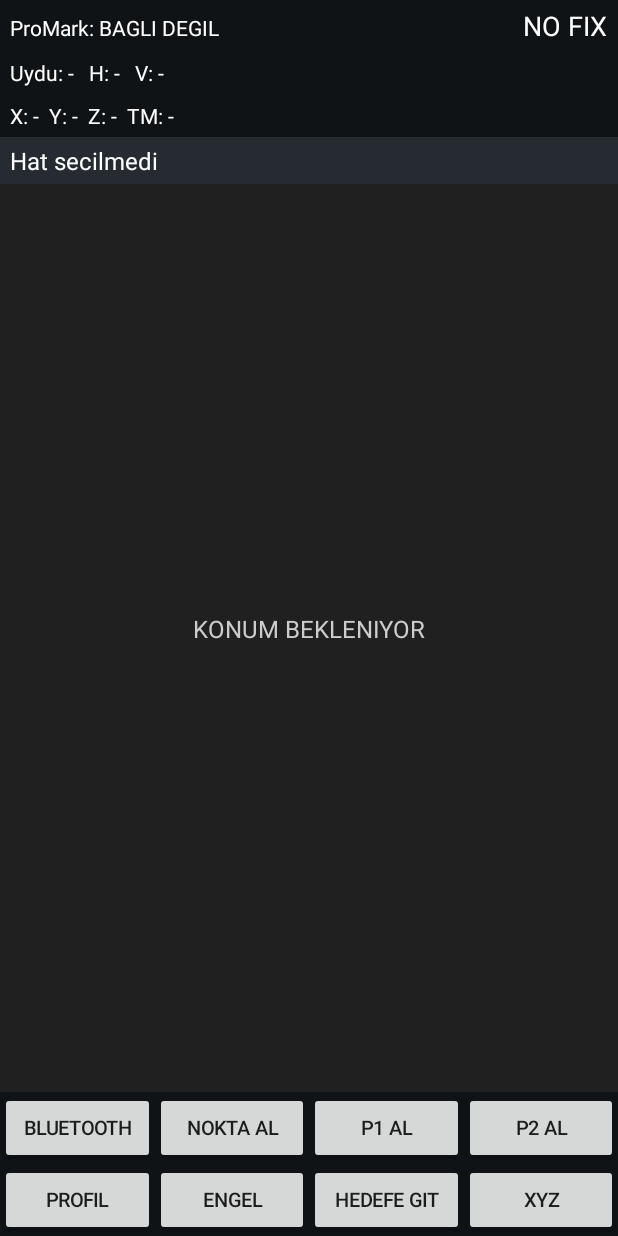
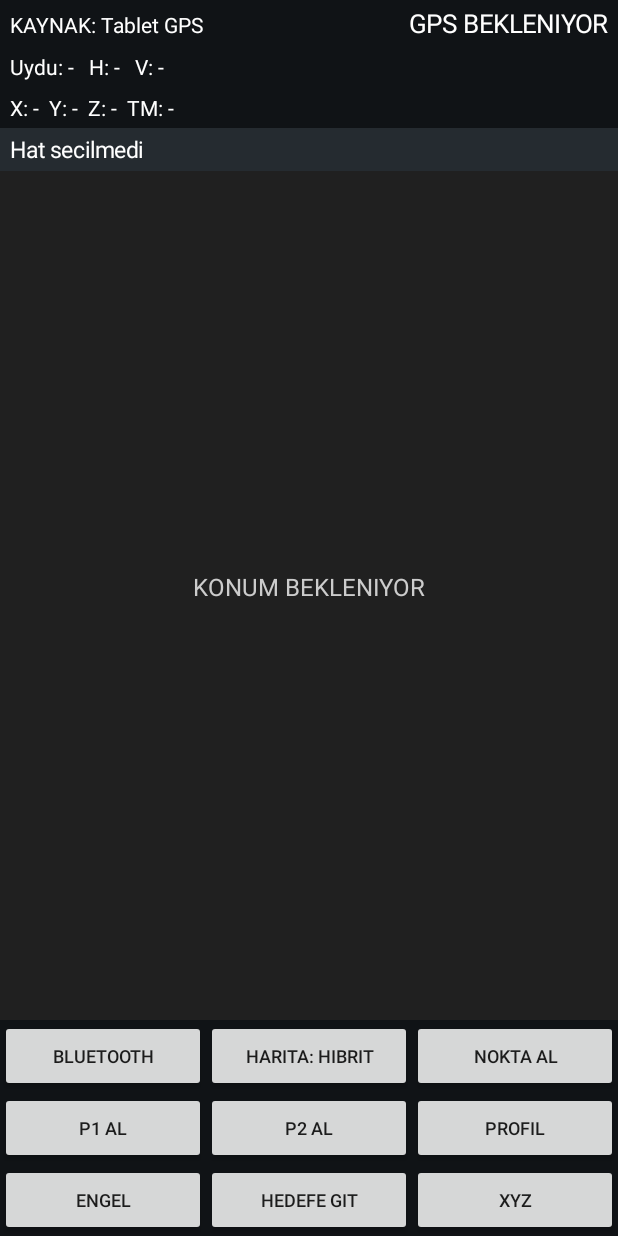
Before and after one commit to bayramyaras-collab/ayb-saha, an Android app: the screen it shows after launch (MainActivity), after a tap on "NOKTA AL", on a phone screen of 412 x 824 dp. Run offline under Robolectric (Android 15) with nearby library versions, the light colour scheme and no system bars; 2 other taps on this screen came first.

Commit message:
CORS ProMark onceligi ve tablet GPS otomatik yedek

```diff
--- a/promarkapp/src/main/java/com/bayram/promarksaha/MainActivity.java
+++ b/promarkapp/src/main/java/com/bayram/promarksaha/MainActivity.java
@@ -1,21 +1,26 @@
 package com.bayram.promarksaha;
-import android.Manifest;import android.annotation.SuppressLint;import android.app.*;import android.bluetooth.*;import android.content.*;import android.content.pm.PackageManager;import android.graphics.Color;import android.os.*;import android.provider.Settings;import android.view.*;import android.widget.*;import java.io.*;import java.nio.charset.StandardCharsets;import java.util.*;
-public class MainActivity extends Activity {private TextView state,sol,coord,nav,q;private FieldMapView map;private BluetoothGnss bt;private final NmeaParser parser=new NmeaParser();private GnssFix last;private SurveyPoint p1,p2,profileLast;private final ArrayList<SurveyPoint> pts=new ArrayList<>();private final ArrayList<GnssFix> cap=new ArrayList<>();private boolean capturing=false,profile=false;private long capStart;private String pendingType="NOKTA";private static final int REQ_EXPORT=91,REQ_BT_ON=92;private BluetoothDevice pendingBond;private AlertDialog scanDlg;private ArrayAdapter<String> scanAdapter;private final LinkedHashMap<String,BluetoothDevice> scanned=new LinkedHashMap<>();
+import android.Manifest;import android.annotation.SuppressLint;import android.app.*;import android.bluetooth.*;import android.content.*;import android.content.pm.PackageManager;import android.graphics.Color;import android.location.*;import android.os.*;import android.provider.Settings;import android.view.*;import android.widget.*;import java.io.*;import java.nio.charset.StandardCharsets;import java.util.*;
+public class MainActivity extends Activity{
+ private TextView state,sol,coord,nav,q;private Button mapBtn;private FieldMapView map;private BluetoothGnss bt;private LocationManager lm;private final NmeaParser parser=new NmeaParser();private GnssFix last;private SurveyPoint p1,p2,profileLast;private final ArrayList<SurveyPoint> pts=new ArrayList<>(),dummy=new ArrayList<>();private final ArrayList<GnssFix> cap=new ArrayList<>();private boolean capturing=false,profile=false;private long capStart,promarkLastMs=0;private String pendingType="NOKTA",source="Tablet GPS";private static final int REQ_EXPORT=91,REQ_BT_ON=92,REQ_PERM=50;private BluetoothDevice pendingBond;private AlertDialog scanDlg;private ArrayAdapter<String> scanAdapter;private final LinkedHashMap<String,BluetoothDevice> scanned=new LinkedHashMap<>();
+ private final LocationListener deviceListener=loc->{if(System.currentTimeMillis()-promarkLastMs<3000)return;GnssFix f=new GnssFix();f.timeMs=System.currentTimeMillis();f.lat=loc.getLatitude();f.lon=loc.getLongitude();f.alt=loc.hasAltitude()?loc.getAltitude():Double.NaN;f.quality=1;f.hSigma=loc.hasAccuracy()?loc.getAccuracy():Double.NaN;if(Build.VERSION.SDK_INT>=26&&loc.hasVerticalAccuracy())f.vSigma=loc.getVerticalAccuracyMeters();if(loc.hasSpeed())f.speedKmh=loc.getSpeed()*3.6;if(loc.hasBearing())f.courseDeg=loc.getBearing();onFix(f,"Tablet GPS");};
  private final BroadcastReceiver btReceiver=new BroadcastReceiver(){@SuppressLint("MissingPermission")public void onReceive(Context c,Intent i){String a=i.getAction();BluetoothDevice d=i.getParcelableExtra(BluetoothDevice.EXTRA_DEVICE);if(d==null)return;if(BluetoothDevice.ACTION_FOUND.equals(a)){String key=d.getAddress();if(!scanned.containsKey(key)){scanned.put(key,d);String n=d.getName();scanAdapter.add((n==null?"Adsiz cihaz":n)+"\n"+key+(d.getBondState()==BluetoothDevice.BOND_BONDED?"  ✓ Eslesmis":""));scanAdapter.notifyDataSetChanged();}}else if(BluetoothDevice.ACTION_BOND_STATE_CHANGED.equals(a)&&pendingBond!=null&&pendingBond.getAddress().equals(d.getAddress())&&d.getBondState()==BluetoothDevice.BOND_BONDED){pendingBond=null;if(scanDlg!=null)scanDlg.dismiss();toast("Eslesme tamamlandi, baglaniyor");connect(d);}}};
- public void onCreate(Bundle b){super.onCreate(b);bt=new BluetoothGnss(this);build();IntentFilter f=new IntentFilter();f.addAction(BluetoothDevice.ACTION_FOUND);f.addAction(BluetoothDevice.ACTION_BOND_STATE_CHANGED);if(Build.VERSION.SDK_INT>=33)registerReceiver(btReceiver,f,Context.RECEIVER_NOT_EXPORTED);else registerReceiver(btReceiver,f);requestBtPermissions();}
- private void requestBtPermissions(){if(Build.VERSION.SDK_INT>=31){if(checkSelfPermission(Manifest.permission.BLUETOOTH_CONNECT)!=PackageManager.PERMISSION_GRANTED||checkSelfPermission(Manifest.permission.BLUETOOTH_SCAN)!=PackageManager.PERMISSION_GRANTED)requestPermissions(new String[]{Manifest.permission.BLUETOOTH_CONNECT,Manifest.permission.BLUETOOTH_SCAN},50);}else if(checkSelfPermission(Manifest.permission.ACCESS_FINE_LOCATION)!=PackageManager.PERMISSION_GRANTED)requestPermissions(new String[]{Manifest.permission.ACCESS_FINE_LOCATION},51);}
- private TextView tv(String s,int z){TextView v=new TextView(this);v.setText(s);v.setTextSize(z);v.setTextColor(Color.WHITE);v.setPadding(10,7,10,7);return v;}private Button btn(String s){Button b=new Button(this);b.setText(s);b.setTextSize(13);b.setOnClickListener(v->act(((Button)v).getText().toString()));return b;}
- private void build(){LinearLayout r=new LinearLayout(this);r.setOrientation(LinearLayout.VERTICAL);r.setBackgroundColor(0xff101316);LinearLayout t=new LinearLayout(this);state=tv("ProMark: BAGLI DEGIL",14);sol=tv("NO FIX",18);t.addView(state,new LinearLayout.LayoutParams(0,-2,1));t.addView(sol);r.addView(t);q=tv("Uydu: -   H: -   V: -",14);coord=tv("X: -  Y: -  Z: -  TM: -",14);nav=tv("Hat secilmedi",16);nav.setBackgroundColor(0xff252b30);r.addView(q);r.addView(coord);r.addView(nav);map=new FieldMapView(this);r.addView(map,new LinearLayout.LayoutParams(-1,0,1));GridLayout g=new GridLayout(this);g.setColumnCount(4);for(String s:new String[]{"BLUETOOTH","NOKTA AL","P1 AL","P2 AL","PROFIL","ENGEL","HEDEFE GIT","XYZ"}){Button x=btn(s);GridLayout.LayoutParams lp=new GridLayout.LayoutParams();lp.width=0;lp.columnSpec=GridLayout.spec(GridLayout.UNDEFINED,1f);g.addView(x,lp);}r.addView(g);setContentView(r);}
- private void act(String s){if(s.contains("BLUETOOTH"))choose();else if(s.contains("NOKTA"))startCap("NOKTA");else if(s.contains("P1"))line(true);else if(s.contains("P2"))line(false);else if(s.contains("PROFIL")){profile=!profile;profileLast=null;toast(profile?"Profil acik: her 2 m XYZ kayit":"Profil kapali");}else if(s.contains("ENGEL"))startCap("ENGEL");else if(s.contains("HEDEFE"))toast(p2==null?"Once P2 alin":"P2 hedef aktif");else if(s.equals("XYZ"))exportXYZ();}
- @SuppressLint("MissingPermission")private void choose(){requestBtPermissions();BluetoothAdapter a=bt.adapter();if(a==null){toast("Bu cihazda Bluetooth yok");return;}if(!a.isEnabled()){startActivityForResult(new Intent(BluetoothAdapter.ACTION_REQUEST_ENABLE),REQ_BT_ON);return;}List<BluetoothDevice>d=bt.paired();ArrayList<String> rows=new ArrayList<>();for(BluetoothDevice x:d)rows.add("✓ "+safeName(x)+"\n"+x.getAddress());rows.add("🔎 YENI CIHAZ TARA");rows.add("⚙ BLUETOOTH AYARLARI");new AlertDialog.Builder(this).setTitle("ProMark / GNSS Bluetooth").setItems(rows.toArray(new String[0]),(x,w)->{if(w<d.size())connect(d.get(w));else if(w==d.size())scanDevices();else startActivity(new Intent(Settings.ACTION_BLUETOOTH_SETTINGS));}).setNegativeButton("KAPAT",null).show();}
- @SuppressLint("MissingPermission")private void scanDevices(){BluetoothAdapter a=bt.adapter();if(a==null||!a.isEnabled())return;scanned.clear();scanAdapter=new ArrayAdapter<>(this,android.R.layout.simple_list_item_1,new ArrayList<>());ListView list=new ListView(this);list.setAdapter(scanAdapter);TextView info=tv("ProMark 800 acik ve Bluetooth gorunur olsun. Bulunan cihaza dokun.",14);info.setTextColor(Color.DKGRAY);LinearLayout box=new LinearLayout(this);box.setOrientation(LinearLayout.VERTICAL);box.setPadding(10,10,10,10);box.addView(info);box.addView(list,new LinearLayout.LayoutParams(-1,0,1));scanDlg=new AlertDialog.Builder(this).setTitle("GNSS cihazlari taraniyor...").setView(box).setPositiveButton("YENIDEN TARA",null).setNegativeButton("KAPAT",null).create();scanDlg.setOnShowListener(z->scanDlg.getButton(AlertDialog.BUTTON_POSITIVE).setOnClickListener(v->{scanned.clear();scanAdapter.clear();bt.startDiscovery();}));list.setOnItemClickListener((p,v,pos,id)->{BluetoothDevice d=new ArrayList<>(scanned.values()).get(pos);bt.cancelDiscovery();if(d.getBondState()==BluetoothDevice.BOND_BONDED){scanDlg.dismiss();connect(d);}else{pendingBond=d;state.setText("ProMark: ESLESTIRILIYOR");boolean ok=d.createBond();if(!ok){pendingBond=null;toast("Eslesme baslatilamadi");}}});scanDlg.setOnDismissListener(z->bt.cancelDiscovery());scanDlg.show();bt.startDiscovery();}
+ public void onCreate(Bundle b){super.onCreate(b);bt=new BluetoothGnss(this);lm=(LocationManager)getSystemService(LOCATION_SERVICE);build();IntentFilter f=new IntentFilter();f.addAction(BluetoothDevice.ACTION_FOUND);f.addAction(BluetoothDevice.ACTION_BOND_STATE_CHANGED);if(Build.VERSION.SDK_INT>=33)registerReceiver(btReceiver,f,Context.RECEIVER_NOT_EXPORTED);else registerReceiver(btReceiver,f);requestPermissionsAll();}
+ private void requestPermissionsAll(){ArrayList<String> p=new ArrayList<>();if(checkSelfPermission(Manifest.permission.ACCESS_FINE_LOCATION)!=PackageManager.PERMISSION_GRANTED)p.add(Manifest.permission.ACCESS_FINE_LOCATION);if(Build.VERSION.SDK_INT>=31){if(checkSelfPermission(Manifest.permission.BLUETOOTH_CONNECT)!=PackageManager.PERMISSION_GRANTED)p.add(Manifest.permission.BLUETOOTH_CONNECT);if(checkSelfPermission(Manifest.permission.BLUETOOTH_SCAN)!=PackageManager.PERMISSION_GRANTED)p.add(Manifest.permission.BLUETOOTH_SCAN);}if(!p.isEmpty())requestPermissions(p.toArray(new String[0]),REQ_PERM);else startDeviceGps();}
+ @SuppressLint("MissingPermission")private void startDeviceGps(){if(checkSelfPermission(Manifest.permission.ACCESS_FINE_LOCATION)!=PackageManager.PERMISSION_GRANTED)return;try{lm.requestLocationUpdates(LocationManager.GPS_PROVIDER,800,0.1f,deviceListener);Location l=lm.getLastKnownLocation(LocationManager.GPS_PROVIDER);if(l!=null)deviceListener.onLocationChanged(l);}catch(Exception e){state.setText("Tablet GPS kullanilamiyor");}}
+ public void onRequestPermissionsResult(int r,String[] p,int[] g){super.onRequestPermissionsResult(r,p,g);if(r==REQ_PERM)startDeviceGps();}
+ private TextView tv(String s,int z){TextView v=new TextView(this);v.setText(s);v.setTextSize(z);v.setTextColor(Color.WHITE);v.setPadding(10,6,10,6);return v;}private Button btn(String s){Button b=new Button(this);b.setText(s);b.setTextSize(12);b.setOnClickListener(v->act(((Button)v).getText().toString()));return b;}
+ private void build(){LinearLayout r=new LinearLayout(this);r.setOrientation(LinearLayout.VERTICAL);r.setBackgroundColor(0xff101316);LinearLayout t=new LinearLayout(this);state=tv("KAYNAK: Tablet GPS",14);sol=tv("GPS BEKLENIYOR",17);t.addView(state,new LinearLayout.LayoutParams(0,-2,1));t.addView(sol);r.addView(t);q=tv("Uydu: -   H: -   V: -",14);coord=tv("X: -  Y: -  Z: -  TM: -",14);nav=tv("Hat secilmedi",15);nav.setBackgroundColor(0xff252b30);r.addView(q);r.addView(coord);r.addView(nav);map=new FieldMapView(this);r.addView(map,new LinearLayout.LayoutParams(-1,0,1));GridLayout g=new GridLayout(this);g.setColumnCount(3);String[] names={"BLUETOOTH","HARITA: UYDU","NOKTA AL","P1 AL","P2 AL","PROFIL","ENGEL","HEDEFE GIT","XYZ"};for(String s:names){Button x=btn(s);if(s.startsWith("HARITA"))mapBtn=x;GridLayout.LayoutParams lp=new GridLayout.LayoutParams();lp.width=0;lp.columnSpec=GridLayout.spec(GridLayout.UNDEFINED,1f);g.addView(x,lp);}r.addView(g);setContentView(r);}
+ private void act(String s){if(s.contains("BLUETOOTH"))choose();else if(s.startsWith("HARITA")){String m=map.cycleMode();mapBtn.setText("HARITA: "+m);}else if(s.contains("NOKTA"))startCap("NOKTA");else if(s.contains("P1"))line(true);else if(s.contains("P2"))line(false);else if(s.contains("PROFIL")){profile=!profile;profileLast=null;toast(profile?"Profil acik: her 2 m kayit":"Profil kapali");}else if(s.contains("ENGEL"))startCap("ENGEL");else if(s.contains("HEDEFE"))toast(p2==null?"Once P2 alin":"P2 hedef aktif");else if(s.equals("XYZ"))exportXYZ();}
+ @SuppressLint("MissingPermission")private void choose(){requestPermissionsAll();BluetoothAdapter a=bt.adapter();if(a==null){toast("Bu cihazda Bluetooth yok, tablet GPS ile devam");return;}if(!a.isEnabled()){startActivityForResult(new Intent(BluetoothAdapter.ACTION_REQUEST_ENABLE),REQ_BT_ON);return;}List<BluetoothDevice>d=bt.paired();ArrayList<String> rows=new ArrayList<>();for(BluetoothDevice x:d)rows.add("✓ "+safeName(x)+"\n"+x.getAddress());rows.add("🔎 YENI CIHAZ TARA");rows.add("⚙ BLUETOOTH AYARLARI");new AlertDialog.Builder(this).setTitle("ProMark / GNSS Bluetooth").setItems(rows.toArray(new String[0]),(x,w)->{if(w<d.size())connect(d.get(w));else if(w==d.size())scanDevices();else startActivity(new Intent(Settings.ACTION_BLUETOOTH_SETTINGS));}).setNegativeButton("KAPAT",null).show();}
+ @SuppressLint("MissingPermission")private void scanDevices(){BluetoothAdapter a=bt.adapter();if(a==null||!a.isEnabled())return;scanned.clear();scanAdapter=new ArrayAdapter<>(this,android.R.layout.simple_list_item_1,new ArrayList<>());ListView list=new ListView(this);list.setAdapter(scanAdapter);scanDlg=new AlertDialog.Builder(this).setTitle("GNSS cihazlari taraniyor...").setView(list).setPositiveButton("YENIDEN TARA",null).setNegativeButton("KAPAT",null).create();scanDlg.setOnShowListener(z->scanDlg.getButton(AlertDialog.BUTTON_POSITIVE).setOnClickListener(v->{scanned.clear();scanAdapter.clear();bt.startDiscovery();}));list.setOnItemClickListener((p,v,pos,id)->{BluetoothDevice d=new ArrayList<>(scanned.values()).get(pos);bt.cancelDiscovery();if(d.getBondState()==BluetoothDevice.BOND_BONDED){scanDlg.dismiss();connect(d);}else{pendingBond=d;state.setText("ProMark eslestiriliyor");if(!d.createBond()){pendingBond=null;toast("Eslesme baslatilamadi");}}});scanDlg.setOnDismissListener(z->bt.cancelDiscovery());scanDlg.show();bt.startDiscovery();}
  @SuppressLint("MissingPermission")private String safeName(BluetoothDevice d){String n=d.getName();return n==null?"Adsiz cihaz":n;}
- @SuppressLint("MissingPermission")private void connect(BluetoothDevice d){state.setText("ProMark: "+safeName(d)+" BAGLANIYOR");bt.connect(d,new BluetoothGnss.Listener(){public void onLine(String l){GnssFix f=parser.parse(l);if(f!=null&&f.valid())runOnUiThread(()->onFix(f));}public void onState(String s){runOnUiThread(()->state.setText("ProMark: "+s));}});}
- private void onFix(GnssFix f){last=f;map.setFix(f);GeoMath.TM t=GeoMath.toTM3(f.lat,f.lon);sol.setText(f.solution());sol.setTextColor(f.quality==4?0xff38d469:f.quality==2?0xff54b8ff:f.quality==5?0xffffc247:0xffff8a00);q.setText(String.format(Locale.US,"Uydu %d  H %s  V %s  HDOP %s",f.satellites,fmt(f.hSigma),fmt(f.vSigma),fmt(f.hdop)));coord.setText(String.format(Locale.US,"X %.3f  Y %.3f  Z %.3f  TM%d",t.xNorthing,t.yEasting,f.alt,t.cm));nav(t,f);if(profile)autoProfile(t,f);if(capturing){cap.add(f);if(cap.size()>=12||System.currentTimeMillis()-capStart>4000)finishCap();}}
+ @SuppressLint("MissingPermission")private void connect(BluetoothDevice d){state.setText("ProMark baglaniyor: "+safeName(d));bt.connect(d,new BluetoothGnss.Listener(){public void onLine(String l){GnssFix f=parser.parse(l);if(f!=null&&f.valid())runOnUiThread(()->{promarkLastMs=System.currentTimeMillis();String src=(f.quality==2||f.quality==4||f.quality==5)?"CORS/ProMark":"ProMark GPS";onFix(f,src);});}public void onState(String s){runOnUiThread(()->{if(System.currentTimeMillis()-promarkLastMs>3000)state.setText("ProMark: "+s+" | Tablet GPS yedek");});}});}
+ private void onFix(GnssFix f,String src){last=f;source=src;map.setFix(f);GeoMath.TM t=GeoMath.toTM3(f.lat,f.lon);state.setText("KAYNAK: "+src);sol.setText(src.equals("Tablet GPS")?"TABLET GPS":f.solution());sol.setTextColor(f.quality==4?0xff38d469:f.quality==2?0xff54b8ff:f.quality==5?0xffffc247:src.equals("Tablet GPS")?0xfff2d35c:0xffff8a00);q.setText(String.format(Locale.US,"H %s m  V %s m  HDOP %s",fmt(f.hSigma),fmt(f.vSigma),fmt(f.hdop)));coord.setText(String.format(Locale.US,"X %.3f  Y %.3f  Z %.3f  TM%d",t.xNorthing,t.yEasting,f.alt,t.cm));nav(t,f);if(profile)autoProfile(t,f);if(capturing){cap.add(f);if(cap.size()>=12||System.currentTimeMillis()-capStart>4000)finishCap();}}
  private void nav(GeoMath.TM c,GnssFix f){if(p1==null||p2==null){nav.setText("Hat secilmedi | X=Kuzey Y=Dogu");return;}GeoMath.LineNav n=GeoMath.lineNav(p1.x,p1.y,p2.x,p2.y,c.xNorthing,c.yEasting);double h=!Double.isNaN(f.courseDeg)&&f.speedKmh>0.7?f.courseDeg:n.bearing,d=GeoMath.angleDiff(n.bearing,h);String side=n.crossTrack<0.08?"HAT UZERINDESIN":String.format(Locale.US,"%.2f m %s",n.crossTrack,n.rightOfLine?"SAGDASIN":"SOLDASIN"),steer=n.crossTrack<0.08?"DUZ GIT":n.rightOfLine?"SOLA GEL":"SAGA GEL",rot=Math.abs(d)<8?"":String.format(Locale.US," | %s %.0f°",d>0?"SAGA DON":"SOLA DON",Math.abs(d));nav.setText(String.format(Locale.US,"%s | %s | Kalan %.2f m%s",side,steer,n.remaining,rot));nav.setBackgroundColor(n.crossTrack<0.08?0xff176b36:n.crossTrack<0.5?0xff665115:0xff6b2424);}
- private void line(boolean first){if(last==null){toast("Konum yok");return;}GeoMath.TM t=GeoMath.toTM3(last.lat,last.lon);SurveyPoint p=new SurveyPoint();p.name=first?"P1":"P2";p.lat=last.lat;p.lon=last.lon;p.x=t.xNorthing;p.y=t.yEasting;p.z=last.alt;p.cm=t.cm;if(first)p1=p;else p2=p;map.setLine(p1,p2);toast(p.name+" alindi");}
- private void startCap(String type){if(last==null){toast("ProMark konumu yok");return;}pendingType=type;cap.clear();capturing=true;capStart=System.currentTimeMillis();toast("Olcum basladi");}
- private void finishCap(){capturing=false;if(cap.isEmpty())return;int cm=GeoMath.autoCentralMeridian(cap.get(cap.size()-1).lon),n=0;double sx=0,sy=0,sz=0,lat=0,lon=0;for(GnssFix f:cap){if(!f.valid())continue;GeoMath.TM t=GeoMath.toTM3(f.lat,f.lon,cm);sx+=t.xNorthing;sy+=t.yEasting;sz+=f.alt;lat+=f.lat;lon+=f.lon;n++;}if(n==0)return;SurveyPoint p=new SurveyPoint();p.name=String.format(Locale.US,"N%03d",pts.size()+1);p.type=pendingType;p.x=sx/n;p.y=sy/n;p.z=sz/n;p.lat=lat/n;p.lon=lon/n;p.cm=cm;p.solution=last.solution();EditText e=new EditText(this);e.setHint("Aciklama");new AlertDialog.Builder(this).setTitle(p.name+" "+p.type).setMessage(String.format(Locale.US,"X %.3f\nY %.3f\nZ %.3f\nTM%d %s",p.x,p.y,p.z,p.cm,p.solution)).setView(e).setPositiveButton("KAYDET",(d,w)->{p.description=e.getText().toString();pts.add(p);toast("Kaydedildi");}).setNegativeButton("IPTAL",null).show();}
- private void autoProfile(GeoMath.TM t,GnssFix f){if(p1==null||p2==null)return;GeoMath.LineNav n=GeoMath.lineNav(p1.x,p1.y,p2.x,p2.y,t.xNorthing,t.yEasting);if(n.crossTrack>1.5)return;if(profileLast!=null&&GeoMath.distance(profileLast.x,profileLast.y,t.xNorthing,t.yEasting)<2)return;SurveyPoint p=new SurveyPoint();p.name="PR"+(pts.size()+1);p.type="PROFIL";p.x=t.xNorthing;p.y=t.yEasting;p.z=f.alt;p.lat=f.lat;p.lon=f.lon;p.cm=t.cm;p.solution=f.solution();pts.add(p);profileLast=p;}
+ private void line(boolean first){if(last==null){toast("Konum yok");return;}GeoMath.TM t=GeoMath.toTM3(last.lat,last.lon);SurveyPoint p=new SurveyPoint();p.name=first?"P1":"P2";p.lat=last.lat;p.lon=last.lon;p.x=t.xNorthing;p.y=t.yEasting;p.z=last.alt;p.cm=t.cm;p.solution=source;if(first)p1=p;else p2=p;map.setLine(p1,p2);toast(p.name+" alindi - "+source);}
+ private void startCap(String type){if(last==null){toast("Konum bekleniyor");return;}pendingType=type;cap.clear();capturing=true;capStart=System.currentTimeMillis();toast("Olcum basladi - "+source);}
+ private void finishCap(){capturing=false;if(cap.isEmpty())return;int cm=GeoMath.autoCentralMeridian(cap.get(cap.size()-1).lon),n=0;double sx=0,sy=0,sz=0,lat=0,lon=0;for(GnssFix f:cap){if(!f.valid())continue;GeoMath.TM t=GeoMath.toTM3(f.lat,f.lon,cm);sx+=t.xNorthing;sy+=t.yEasting;sz+=f.alt;lat+=f.lat;lon+=f.lon;n++;}if(n==0)return;SurveyPoint p=new SurveyPoint();p.name=String.format(Locale.US,"N%03d",pts.size()+1);p.type=pendingType;p.x=sx/n;p.y=sy/n;p.z=sz/n;p.lat=lat/n;p.lon=lon/n;p.cm=cm;p.solution=source;EditText e=new EditText(this);e.setHint("Aciklama");new AlertDialog.Builder(this).setTitle(p.name+" "+p.type).setMessage(String.format(Locale.US,"%s\nX %.3f\nY %.3f\nZ %.3f\nTM%d",source,p.x,p.y,p.z,p.cm)).setView(e).setPositiveButton("KAYDET",(d,w)->{p.description=e.getText().toString();pts.add(p);toast("Kaydedildi");}).setNegativeButton("IPTAL",null).show();}
+ private void autoProfile(GeoMath.TM t,GnssFix f){if(p1==null||p2==null)return;GeoMath.LineNav n=GeoMath.lineNav(p1.x,p1.y,p2.x,p2.y,t.xNorthing,t.yEasting);if(n.crossTrack>1.5)return;if(profileLast!=null&&GeoMath.distance(profileLast.x,profileLast.y,t.xNorthing,t.yEasting)<2)return;SurveyPoint p=new SurveyPoint();p.name="PR"+(pts.size()+1);p.type="PROFIL";p.x=t.xNorthing;p.y=t.yEasting;p.z=f.alt;p.lat=f.lat;p.lon=f.lon;p.cm=t.cm;p.solution=source;pts.add(p);profileLast=p;}
  private void exportXYZ(){if(pts.isEmpty()){toast("Kayit yok");return;}Intent i=new Intent(Intent.ACTION_CREATE_DOCUMENT);i.addCategory(Intent.CATEGORY_OPENABLE);i.setType("text/plain");i.putExtra(Intent.EXTRA_TITLE,"ProMark_XYZ_"+System.currentTimeMillis()+".txt");startActivityForResult(i,REQ_EXPORT);}protected void onActivityResult(int r,int c,Intent d){super.onActivityResult(r,c,d);if(r==REQ_BT_ON&&c==RESULT_OK){choose();return;}if(r==REQ_EXPORT&&c==RESULT_OK&&d!=null&&d.getData()!=null)try(OutputStream o=getContentResolver().openOutputStream(d.getData())){for(SurveyPoint p:pts)o.write(String.format(Locale.US,"%.3f\t%.3f\t%.3f\n",p.x,p.y,p.z).getBytes(StandardCharsets.UTF_8));toast("XYZ kaydedildi");}catch(Exception e){toast("Hata: "+e.getMessage());}}
- private String fmt(double v){return Double.isNaN(v)?"-":String.format(Locale.US,"%.2f",v);}private void toast(String s){Toast.makeText(this,s,Toast.LENGTH_LONG).show();}protected void onDestroy(){super.onDestroy();try{unregisterReceiver(btReceiver);}catch(Exception ignored){}bt.disconnect();}}
+ private String fmt(double v){return Double.isNaN(v)?"-":String.format(Locale.US,"%.2f",v);}private void toast(String s){Toast.makeText(this,s,Toast.LENGTH_LONG).show();}protected void onDestroy(){super.onDestroy();try{unregisterReceiver(btReceiver);}catch(Exception ignored){}try{lm.removeUpdates(deviceListener);}catch(Exception ignored){}bt.disconnect();}
+}
```
